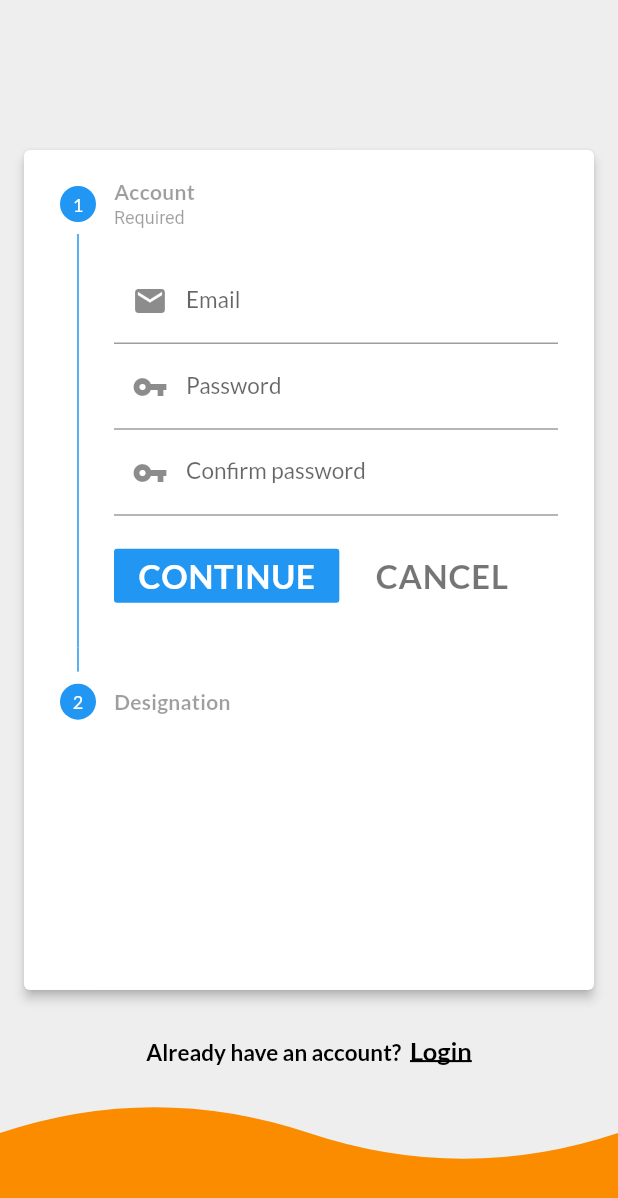
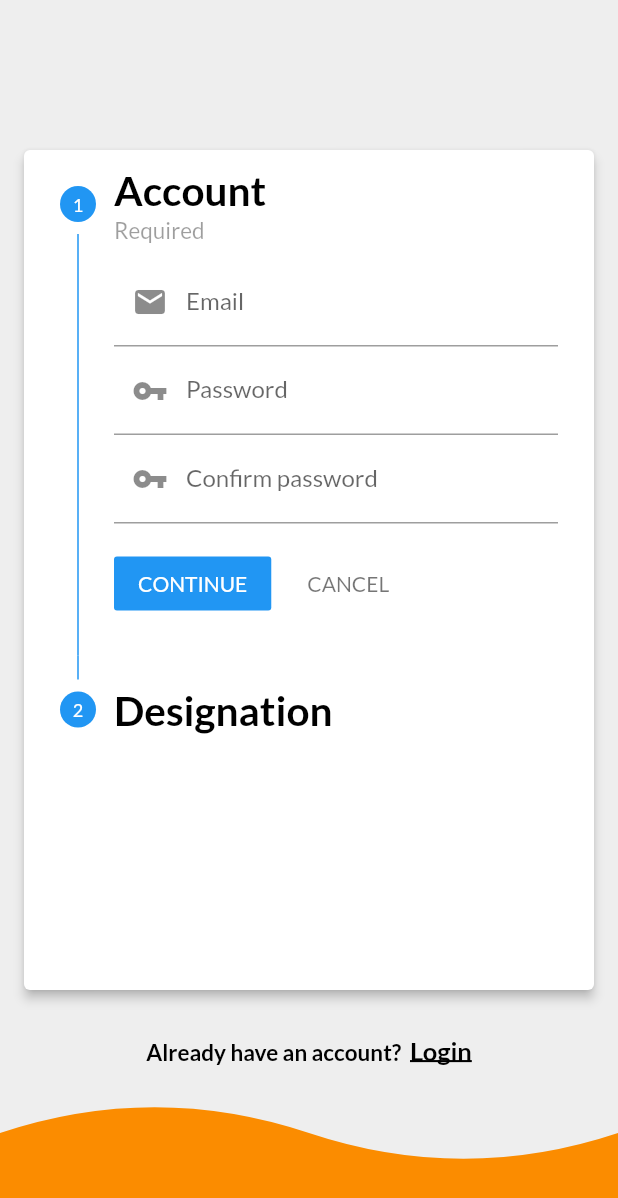
Before and after one commit to CarltonK/doctors_of_kenya, a Flutter app: the RegistrationScreen screen opened directly, on a phone screen of 412 x 824 dp. Shown: the top 1198 px of the screen. Run offline on Flutter 3.47's test engine with Material 2 defaults, Android fonts, the light colour scheme and no system bars; our stand-ins replace cached_network_image, cloud_firestore, firebase_analytics, firebase_auth, firebase_core, firebase_crashlytics and 2 more; accounts and stored records are empty; network calls fail.

Commit message:
use a base text theme

```diff
--- a/lib/constants/constants.dart
+++ /dev/null
@@ -1,2 +0,0 @@
-export 'textStyles.dart';
-export 'pageStyles.dart';
--- a/lib/constants/textStyles.dart
+++ /dev/null
@@ -1,55 +0,0 @@
-import 'package:flutter/material.dart';
-import 'package:google_fonts/google_fonts.dart';
-
-final headlineStyle = GoogleFonts.lato(
-  fontWeight: FontWeight.w700,
-  fontSize: 27,
-);
-
-final miniheadlineStyle = GoogleFonts.lato(
-  fontWeight: FontWeight.w700,
-  fontSize: 21,
-  color: Colors.black,
-);
-
-final subheadlineStyle = GoogleFonts.lato(
-  fontWeight: FontWeight.w500,
-  fontSize: 15,
-);
-
-final drawerItemStyle = GoogleFonts.lato(
-  fontWeight: FontWeight.w500,
-  fontSize: 18,
-  color: Colors.black,
-  letterSpacing: 0.3,
-);
-
-final buttonStyle = GoogleFonts.lato(
-  color: Colors.white,
-  letterSpacing: 0.5,
-  fontWeight: FontWeight.bold,
-  fontSize: 22,
-);
-
-final normalWhite = GoogleFonts.lato(
-  color: Colors.white,
-  fontWeight: FontWeight.bold,
-  letterSpacing: .2,
-);
-
-final headlineWhite = GoogleFonts.lato(
-  color: Colors.white,
-  fontSize: 27,
-  fontWeight: FontWeight.bold,
-);
-
-final subHeadlineWhite = GoogleFonts.lato(
-  color: Colors.white,
-  fontSize: 21,
-  fontWeight: FontWeight.bold,
-);
-
-final subtitleWhite = GoogleFonts.lato(
-  color: Colors.white,
-  fontSize: 15,
-);
--- a/lib/main.dart
+++ b/lib/main.dart
@@ -7,7 +7,7 @@ import 'package:firebase_analytics/firebase_analytics.dart';
 import 'package:firebase_analytics/observer.dart';
 import 'package:firebase_crashlytics/firebase_crashlytics.dart';
 import 'package:flutter/material.dart';
-import 'package:doctors_of_kenya/constants/constants.dart';
+import 'package:google_fonts/google_fonts.dart';
 import 'package:provider/provider.dart';
 import 'package:provider/single_child_widget.dart';
 
@@ -53,16 +53,8 @@ class MyApp extends StatelessWidget {
         primarySwatch: Colors.blue,
         accentColor: Colors.orange[600],
         visualDensity: VisualDensity.adaptivePlatformDensity,
-        textTheme: TextTheme(
-          headline5: headlineStyle,
-          headline4: miniheadlineStyle,
-          headline3: subHeadlineWhite,
-          headline2: headlineWhite,
-          subtitle1: subheadlineStyle,
-          subtitle2: drawerItemStyle,
-          bodyText1: normalWhite,
-          bodyText2: subtitleWhite,
-          button: buttonStyle,
+        textTheme: GoogleFonts.latoTextTheme(
+          Theme.of(context).textTheme,
         ),
       ),
       home: FutureBuilder<FirebaseApp>(
--- a/lib/screens/authentication/login_screen.dart
+++ b/lib/screens/authentication/login_screen.dart
@@ -1,5 +1,4 @@
 import 'dart:async';
-import 'package:doctors_of_kenya/constants/constants.dart';
 import 'package:doctors_of_kenya/helpers/helpers.dart';
 import 'package:doctors_of_kenya/models/models.dart';
 import 'package:doctors_of_kenya/providers/providers.dart';
--- a/lib/screens/authentication/reset_password_screen.dart
+++ b/lib/screens/authentication/reset_password_screen.dart
@@ -1,4 +1,3 @@
-import 'package:doctors_of_kenya/constants/constants.dart';
 import 'package:doctors_of_kenya/helpers/helpers.dart';
 import 'package:doctors_of_kenya/providers/providers.dart';
 import 'package:doctors_of_kenya/utilities/utilities.dart';
--- a/lib/utilities/constants.dart
+++ b/lib/utilities/constants.dart
@@ -6,7 +6,6 @@ class Constants {
   /*
   TEXT STYLES
   */
-
   static const TextStyle boldHeadlineStyle = TextStyle(
     fontWeight: FontWeight.bold,
     fontSize: 30,
@@ -28,6 +27,59 @@ class Constants {
     fontSize: 20,
   );
 
+  static const headlineStyle = TextStyle(
+    fontWeight: FontWeight.w700,
+    fontSize: 27,
+  );
+
+  static const miniheadlineStyle = TextStyle(
+    fontWeight: FontWeight.w700,
+    fontSize: 21,
+    color: Colors.black,
+  );
+
+  static const subheadlineStyle = TextStyle(
+    fontWeight: FontWeight.w500,
+    fontSize: 15,
+  );
+
+  static const drawerItemStyle = TextStyle(
+    fontWeight: FontWeight.w500,
+    fontSize: 18,
+    color: Colors.black,
+    letterSpacing: 0.3,
+  );
+
+  static const buttonStyle = TextStyle(
+    color: Colors.white,
+    letterSpacing: 0.5,
+    fontWeight: FontWeight.bold,
+    fontSize: 22,
+  );
+
+  static const normalWhite = TextStyle(
+    color: Colors.white,
+    fontWeight: FontWeight.bold,
+    letterSpacing: .2,
+  );
+
+  static const headlineWhite = TextStyle(
+    color: Colors.white,
+    fontSize: 27,
+    fontWeight: FontWeight.bold,
+  );
+
+  static const subHeadlineWhite = TextStyle(
+    color: Colors.white,
+    fontSize: 21,
+    fontWeight: FontWeight.bold,
+  );
+
+  static const subtitleWhite = TextStyle(
+    color: Colors.white,
+    fontSize: 15,
+  );
+
   /*
   BORDERS
   */
@@ -35,7 +87,24 @@ class Constants {
     borderSide: BorderSide(color: Colors.black),
   );
 
-  // Sizing
+  /*
+  SIZING
+  */
   static const double padding = 20;
   static const double avatarRadius = 45;
+
+  /*
+  DECORATIONS
+  */
+  static BoxDecoration kBoxDecorationStyle = BoxDecoration(
+    color: Colors.grey[100],
+    borderRadius: BorderRadius.circular(10.0),
+    boxShadow: [
+      BoxShadow(
+        color: Colors.black12,
+        blurRadius: 6.0,
+        offset: Offset(0, 2),
+      ),
+    ],
+  );
 }
--- a/lib/utilities/utilities.dart
+++ b/lib/utilities/utilities.dart
@@ -3,3 +3,4 @@ export 'transitions.dart';
 export 'profile_card_painter.dart';
 export 'dialogs.dart';
 export 'constants.dart';
+export 'pageStyles.dart';
```
Also changed, not shown: lib/utilities/pageStyles.dart (renamed from lib/constants/pageStyles.dart), pubspec.lock.
